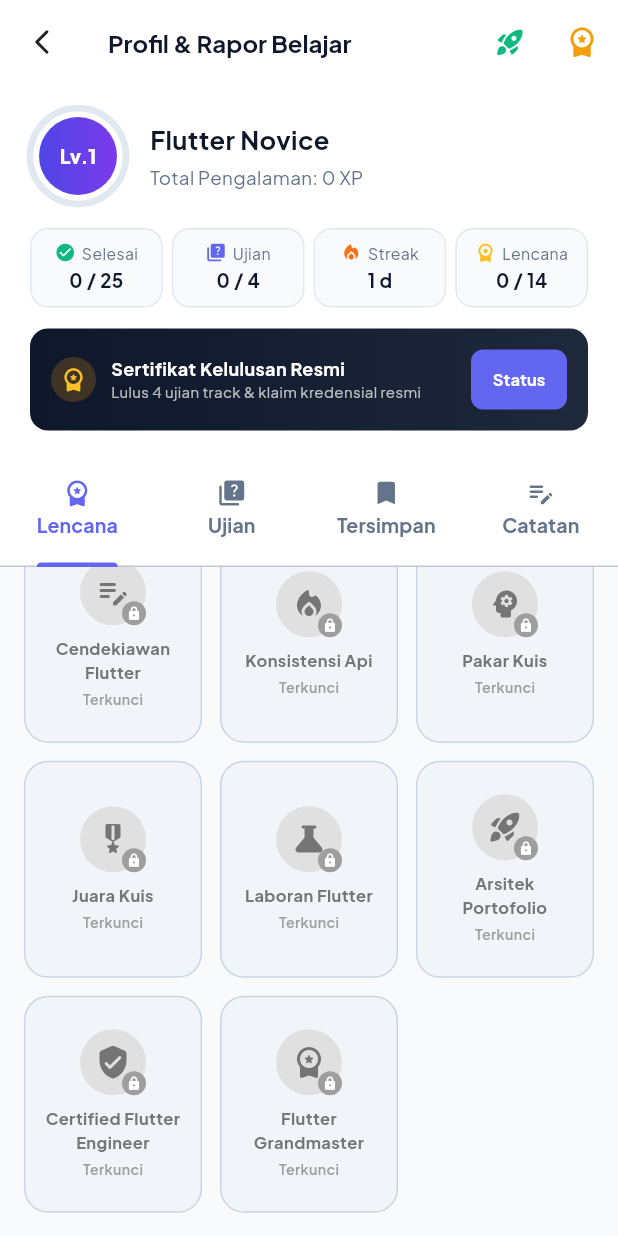
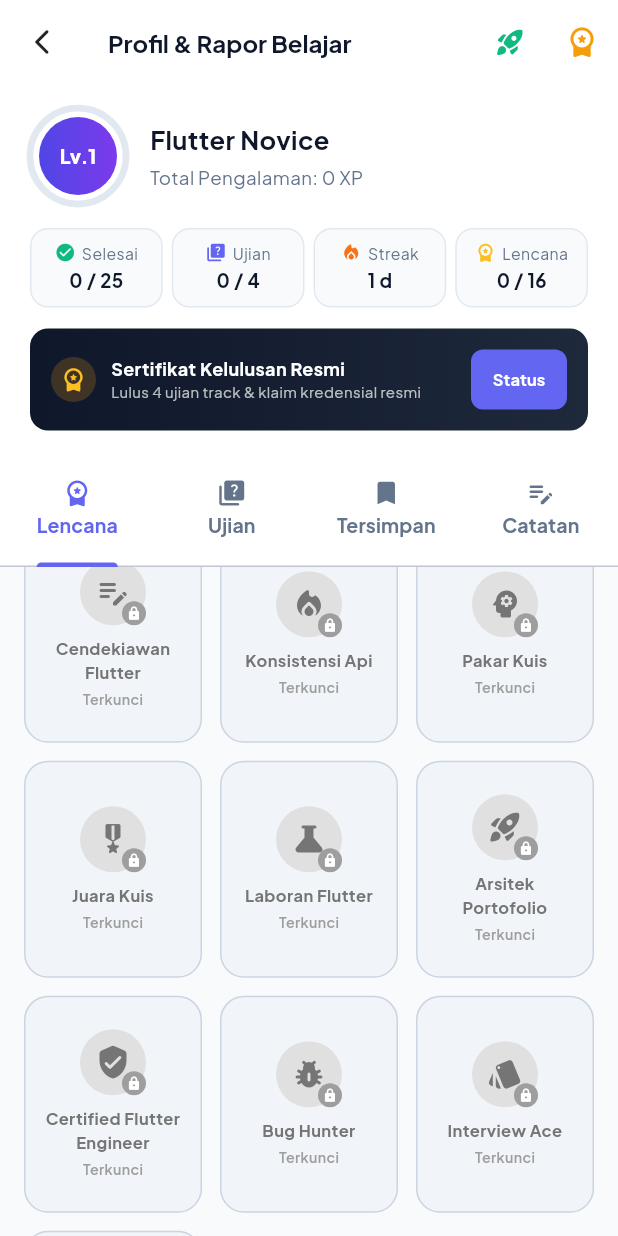
Before and after one commit to zainalsalamun/flutter_learning_hub, a Flutter app: the StudentProfileDashboardPage screen opened directly, scrolled down 357 dp, on a phone screen of 412 x 824 dp. Run offline on Flutter 3.47's test engine with Material 3 defaults, Android fonts, the phone set to English and light mode, and no system bars; our stand-ins replace freezed_annotation, google_fonts; missing offline and left inert: mocktail; accounts and stored records are empty.

Commit message:
feat: add comprehensive LMS flashcards module, bug hunt lab tests, and discussion features

```diff
--- a/lib/lms/data/lms_badges_data.dart
+++ b/lib/lms/data/lms_badges_data.dart
@@ -121,6 +121,24 @@
       category: BadgeCategory.milestone,
     ),
     LmsBadge(
+      id: 'bug_hunter',
+      title: 'Bug Hunter',
+      description: 'Berhasil mendiagnosis dan memperbaiki skenario bug runtime kritis di Bug Hunt Lab.',
+      requirement: 'Selesaikan minimal 1 tantangan perbaikan di Bug Hunt Lab.',
+      icon: Icons.pest_control_rounded,
+      color: Color(0xFFEF4444),
+      category: BadgeCategory.specialist,
+    ),
+    LmsBadge(
+      id: 'flashcard_master',
+      title: 'Interview Ace',
+      description: 'Menguasai minimal 10 kartu pintar review teknis Flutter & Dart untuk wawancara kerja.',
+      requirement: 'Tandai 10 flashcard wawancara sebagai "Sangat Menguasai".',
+      icon: Icons.style_rounded,
+      color: Color(0xFF8B5CF6),
+      category: BadgeCategory.specialist,
+    ),
+    LmsBadge(
       id: 'flutter_grandmaster',
       title: 'Flutter Grandmaster',
       description: 'Menyelesaikan seluruh kurikulum pembelajaran Flutter Learning Hub.',
```
